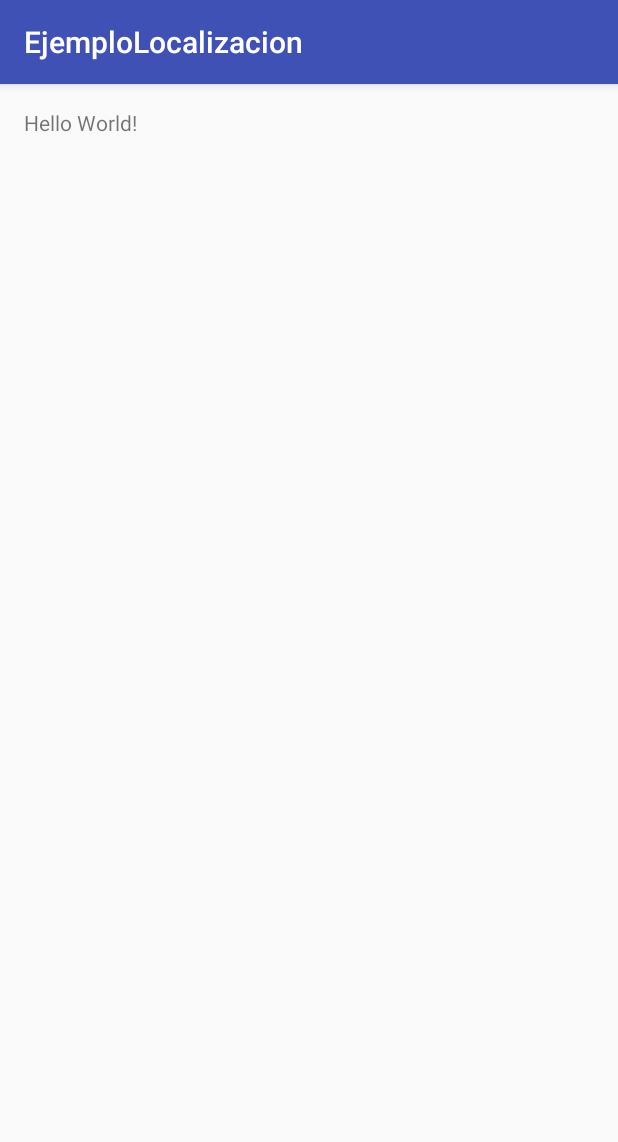
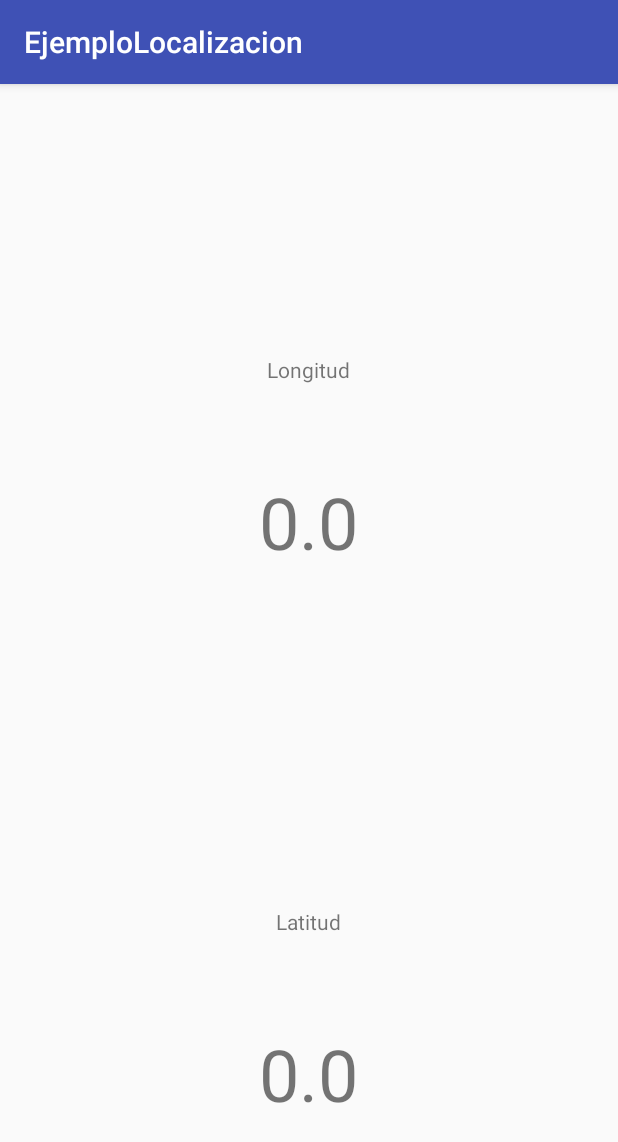
Before and after one commit to alvareztech/EjemploLocalizacionAndroid, an Android app: the screen it shows after launch (MainActivity), on a phone screen of 412 x 824 dp. Shown: the top 1142 px of the screen. Run offline under Robolectric (Android 15) with nearby library versions, the phone set to English and light mode, and no system bars.

Commit message:
Tercera version

```diff
--- a/app/src/main/java/tech/alvarez/ejemplolocalizacion/MainActivity.java
+++ b/app/src/main/java/tech/alvarez/ejemplolocalizacion/MainActivity.java
@@ -9,6 +9,7 @@ import android.support.annotation.Nullable;
 import android.support.v4.app.ActivityCompat;
 import android.support.v7.app.AppCompatActivity;
 import android.util.Log;
+import android.widget.TextView;
 
 import com.google.android.gms.common.ConnectionResult;
 import com.google.android.gms.common.api.GoogleApiClient;
@@ -18,10 +19,17 @@ public class MainActivity extends AppCompatActivity implements GoogleApiClient.C
 
     private GoogleApiClient googleApiClient;
 
+    private TextView longitudTextView;
+    private TextView latitudTextView;
+
     @Override
     protected void onCreate(Bundle savedInstanceState) {
         super.onCreate(savedInstanceState);
         setContentView(R.layout.activity_main);
+
+        longitudTextView = (TextView) findViewById(R.id.longitudTextView);
+        latitudTextView = (TextView) findViewById(R.id.latitudTextView);
+
 
         googleApiClient = new GoogleApiClient.Builder(this)
                 .addConnectionCallbacks(this)
@@ -93,6 +101,8 @@ public class MainActivity extends AppCompatActivity implements GoogleApiClient.C
         double latitud =  ubicacion.getLatitude();
         double longitud =  ubicacion.getLongitude();
 
+        latitudTextView.setText(latitud + "");
+        longitudTextView.setText(longitud + "");
 
     }
 
--- a/app/src/main/res/layout/activity_main.xml
+++ b/app/src/main/res/layout/activity_main.xml
@@ -1,8 +1,9 @@
 <?xml version="1.0" encoding="utf-8"?>
-<RelativeLayout xmlns:android="http://schemas.android.com/apk/res/android"
+<LinearLayout xmlns:android="http://schemas.android.com/apk/res/android"
     xmlns:tools="http://schemas.android.com/tools"
     android:layout_width="match_parent"
     android:layout_height="match_parent"
+    android:orientation="vertical"
     android:paddingBottom="@dimen/activity_vertical_margin"
     android:paddingLeft="@dimen/activity_horizontal_margin"
     android:paddingRight="@dimen/activity_horizontal_margin"
@@ -11,6 +12,37 @@
 
     <TextView
         android:layout_width="wrap_content"
-        android:layout_height="wrap_content"
-        android:text="Hello World!" />
-</RelativeLayout>
+        android:layout_height="0dp"
+        android:layout_gravity="center_horizontal"
+        android:layout_weight="1"
+        android:gravity="bottom"
+        android:text="@string/longitud" />
+
+    <TextView
+        android:id="@+id/longitudTextView"
+        android:layout_width="wrap_content"
+        android:layout_height="0dp"
+        android:gravity="center_vertical"
+        android:layout_gravity="center_horizontal"
+        android:layout_weight="1"
+        android:text="0.0"
+        android:textSize="48sp" />
+
+    <TextView
+        android:layout_width="wrap_content"
+        android:layout_height="0dp"
+        android:layout_gravity="center_horizontal"
+        android:layout_weight="1"
+        android:gravity="bottom"
+        android:text="@string/latitud" />
+
+    <TextView
+        android:id="@+id/latitudTextView"
+        android:layout_width="wrap_content"
+        android:layout_height="0dp"
+        android:layout_gravity="center_horizontal"
+        android:layout_weight="1"
+        android:gravity="center_vertical"
+        android:text="0.0"
+        android:textSize="48dp" />
+</LinearLayout>
--- a/app/src/main/res/values/strings.xml
+++ b/app/src/main/res/values/strings.xml
@@ -1,3 +1,5 @@
 <resources>
     <string name="app_name">EjemploLocalizacion</string>
+    <string name="longitud">Longitud</string>
+    <string name="latitud">Latitud</string>
 </resources>
```
